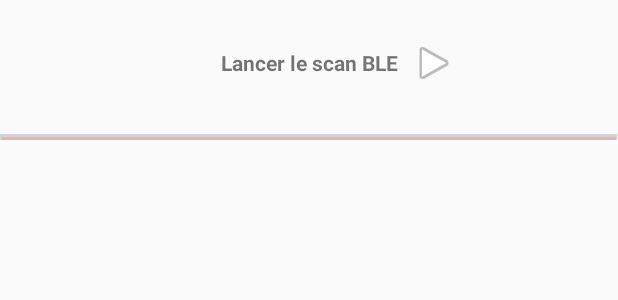
After one commit to ArmandGazzano/AndroidToolBox, an Android app: the layout activity_bluetooth.xml on its own in the app's theme, with its tools: preview values and no code run, on a phone screen of 412 x 824 dp. The commit adds this screen. Shown: the top 300 px of the screen. Run offline under Robolectric (Android 15) with nearby library versions, the phone set to English and light mode, and no system bars; network calls fail.

Commit message:
Bluetooth

```diff
--- a/app/build.gradle
+++ b/app/build.gradle
@@ -9,7 +9,7 @@ android {
     buildToolsVersion "29.0.3"
     defaultConfig {
         applicationId "fr.isen.gazzano.androidtoolbox"
-        minSdkVersion 15
+        minSdkVersion 21
         targetSdkVersion 29
         versionCode 1
         versionName "1.0"
--- a/app/src/main/java/fr/isen/gazzano/androidtoolbox/ActivityHome.kt
+++ b/app/src/main/java/fr/isen/gazzano/androidtoolbox/ActivityHome.kt
@@ -58,5 +58,10 @@ class ActivityHome : AppCompatActivity() {
             val intent = Intent(this, WebServicesActivity::class.java)
             startActivity(intent)
         }
+
+        bluetoothButton.setOnClickListener {
+            val intent = Intent(this, BluetoothActivity::class.java)
+            startActivity(intent)
+        }
     }
 }
--- /dev/null
+++ b/app/src/main/res/layout/activity_bluetooth.xml
@@ -0,0 +1,78 @@
+<?xml version="1.0" encoding="utf-8"?>
+<androidx.constraintlayout.widget.ConstraintLayout xmlns:android="http://schemas.android.com/apk/res/android"
+    xmlns:app="http://schemas.android.com/apk/res-auto"
+    xmlns:tools="http://schemas.android.com/tools"
+    android:id="@+id/deviceList1"
+    android:layout_width="match_parent"
+    android:layout_height="match_parent"
+    tools:context=".BluetoothActivity">
+
+    <TextView
+        android:id="@+id/textView12"
+        android:layout_width="wrap_content"
+        android:layout_height="wrap_content"
+        android:layout_marginTop="32dp"
+        android:gravity="center_horizontal|center_vertical"
+        android:text="@string/lancer_le_scan_ble"
+        android:textStyle="bold"
+        app:layout_constraintEnd_toEndOf="parent"
+        app:layout_constraintStart_toStartOf="parent"
+        app:layout_constraintTop_toTopOf="parent" />
+
+    <ImageView
+        android:id="@+id/searchButton"
+        android:layout_width="wrap_content"
+        android:layout_height="wrap_content"
+        android:layout_marginStart="8dp"
+        android:background="#00FFFFFF"
+        android:contentDescription="@string/bluetooth_button"
+        app:layout_constraintBottom_toBottomOf="@+id/textView12"
+        app:layout_constraintStart_toEndOf="@+id/textView12"
+        app:layout_constraintTop_toTopOf="@+id/textView12"
+        app:srcCompat="@android:drawable/ic_media_play" />
+
+    <ProgressBar
+        android:id="@+id/progressBar"
+        style="?android:attr/progressBarStyleHorizontal"
+        android:layout_width="411dp"
+        android:layout_height="wrap_content"
+        android:layout_marginTop="32dp"
+        app:layout_constraintStart_toStartOf="parent"
+        app:layout_constraintTop_toBottomOf="@+id/textView12" />
+
+    <TextView
+        android:id="@+id/bleTextFailed"
+        android:layout_width="404dp"
+        android:layout_height="33dp"
+        android:text="@string/telephone_non_compatible_avec_le_ble"
+        android:textColor="#000"
+        android:textSize="21sp"
+        android:textStyle="bold"
+        android:visibility="invisible"
+        app:layout_constraintBottom_toBottomOf="parent"
+        app:layout_constraintEnd_toEndOf="parent"
+        app:layout_constraintStart_toStartOf="parent"
+        app:layout_constraintTop_toBottomOf="@+id/progressBar" />
+
+    <View
+        android:id="@+id/dividerBle"
+        android:layout_width="409dp"
+        android:layout_height="2dp"
+        android:layout_marginTop="8dp"
+        android:background="?android:attr/listDivider"
+        android:backgroundTint="#FF0000"
+        app:layout_constraintEnd_toEndOf="parent"
+        app:layout_constraintStart_toStartOf="parent"
+        app:layout_constraintTop_toTopOf="@+id/progressBar" />
+
+    <androidx.recyclerview.widget.RecyclerView
+        android:id="@+id/deviceListRV"
+        android:layout_width="420dp"
+        android:layout_height="800dp"
+        android:layout_marginTop="7dp"
+        app:layout_constraintEnd_toEndOf="@+id/bleTextFailed"
+        app:layout_constraintStart_toStartOf="parent"
+        app:layout_constraintTop_toBottomOf="@+id/dividerBle" />
+
+
+</androidx.constraintlayout.widget.ConstraintLayout>
--- a/app/src/main/res/values/strings.xml
+++ b/app/src/main/res/values/strings.xml
@@ -33,4 +33,9 @@
     <string name="user_mail">TextView</string>
     <string name="type_1_pokemon">type_1_pokemon</string>
     <string name="type_2_pokemon">type_2_pokemon</string>
+    <string name="bluetooth_button">bluetooth_button</string>
+    <string name="lancer_le_scan_ble">Lancer le scan BLE</string>
+    <string name="bluetooth">Bluetooth</string>
+    <string name="telephone_non_compatible_avec_le_ble">TELEPHONE NON COMPATIBLE AVEC LE BLE</string>
+    <string name="_00">00</string>
 </resources>
```
Also changed, not shown: app/src/main/AndroidManifest.xml (+6 -1 lines), app/src/main/java/fr/isen/gazzano/androidtoolbox/BluetoothActivity.kt (added, +268 -0 lines), app/src/main/java/fr/isen/gazzano/androidtoolbox/BluetoothActivityAdapter.kt (added, +56 -0 lines), app/src/main/res/layout/activity_home.xml (+28 -15 lines), app/src/main/res/layout/bluetooth_cell.xml (added, +36 -0 lines), app/src/main/res/drawable/bluetooth.png (added).
